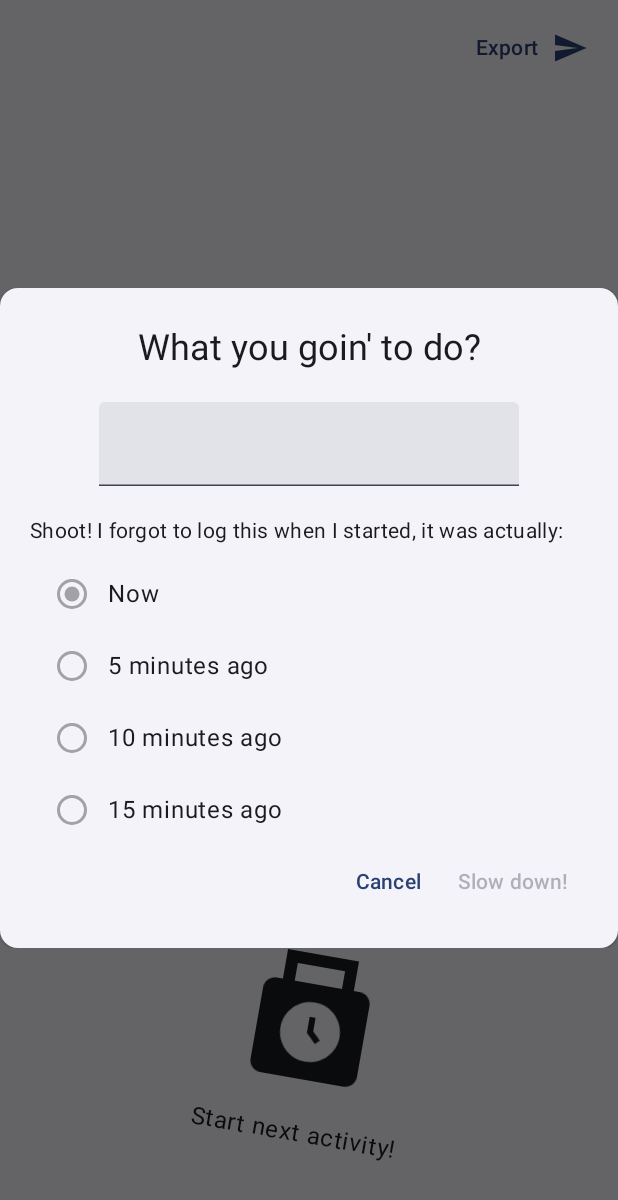
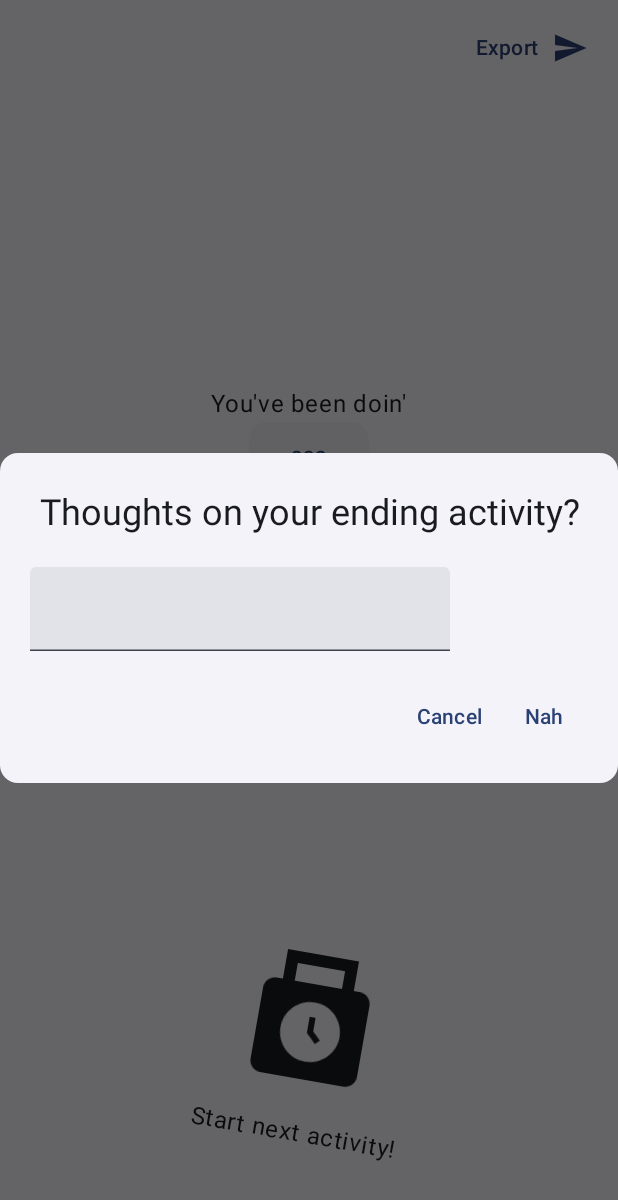
Before and after one commit to tanskudaa/whatdoin, an Android app built with Jetpack Compose: the screen it shows after launch (MainActivity), after a tap on "Start next activity", on a phone screen of 412 x 824 dp. Shown: the top 1200 px of the screen. Run offline under Robolectric (Android 15) with nearby library versions, the phone set to English and light mode, and no system bars; our stand-ins replace Room's generated code; 1 other tap on this screen came first.

Commit message:
Enabled user to input thoughts on ending activity

```diff
--- a/app/src/main/java/fi/tanskudaa/whatdoin/ui/HomeScreen.kt
+++ b/app/src/main/java/fi/tanskudaa/whatdoin/ui/HomeScreen.kt
@@ -269,19 +269,14 @@ fun NewActivityDialog(
             ) -> Unit,
     isOffsetAvailable: (OffsetMinutes) -> Boolean,
 ) {
-    val focusRequester = remember { FocusRequester() }
+    var isOnSecondPage by remember { mutableStateOf(false) }
     var postscriptInputValue by remember { mutableStateOf(TextFieldValue()) }
     var newDescriptionInputValue by remember { mutableStateOf(TextFieldValue()) }
     var offsetInputValue by remember { mutableStateOf(OffsetMinutes.ZERO) }
 
-    LaunchedEffect(Unit) {
-        focusRequester.requestFocus()
-    }
-
+    fun isUserTooFast() = !isOffsetAvailable(offsetInputValue)
     fun isFormValid() =
         isOffsetAvailable(offsetInputValue) && newDescriptionInputValue.text.length >= 3
-
-    fun isUserTooFast() = !isOffsetAvailable(offsetInputValue)
 
     fun onAccept() {
         onDismiss()
@@ -307,8 +302,47 @@ fun NewActivityDialog(
         }
     }
 
-    Dialog(onDismissRequest = onDismiss) {
-        ElevatedCard {
+    @Composable
+    fun Page1Body() {
+        Column {
+            Spacer(modifier = Modifier.height(24.dp))
+            Text(
+                text = "Thoughts on your ending activity?",
+                style = MaterialTheme.typography.headlineSmall,
+                textAlign = TextAlign.Center,
+                modifier = Modifier.fillMaxWidth(),
+            )
+            TextField(
+                value = postscriptInputValue,
+                singleLine = true,
+                onValueChange = { postscriptInputValue = it },
+                modifier = Modifier.padding(20.dp)
+            )
+            Row(
+                horizontalArrangement = Arrangement.End,
+                modifier = Modifier
+                    .fillMaxWidth()
+                    .padding(end = 20.dp, bottom = 20.dp)
+            ) {
+                TextButton(onClick = onDismiss) {
+                    Text("Cancel")
+                }
+                TextButton(
+                    onClick = { isOnSecondPage = true },
+                ) {
+                    Text(
+                        text = if (postscriptInputValue.text.length > 0)
+                            "Next"
+                        else
+                            "Nah"
+                    )
+                }
+            }
+        }
+    }
+
+    @Composable
+    fun Page2Body() {
         Column(
             horizontalAlignment = Alignment.CenterHorizontally,
         ) {
@@ -321,9 +355,7 @@ fun NewActivityDialog(
                 value = newDescriptionInputValue,
                 singleLine = true,
                 onValueChange = { newDescriptionInputValue = it },
-                    modifier = Modifier
-                        .focusRequester(focusRequester)
-                        .padding(20.dp)
+                modifier = Modifier.padding(20.dp)
             )
             Text(
                 text = "Shoot! I forgot to log this when I started, it was actually:",
@@ -336,7 +368,8 @@ fun NewActivityDialog(
                 modifier = Modifier
                     .fillMaxWidth()
                     .padding(horizontal = 24.dp),
-                    horizontalAlignment = Alignment.Start)
+                horizontalAlignment = Alignment.Start
+            )
             {
                 OffsetRadioWithLabel(
                     text = "Now",
@@ -361,8 +394,8 @@ fun NewActivityDialog(
                     .fillMaxWidth()
                     .padding(end = 20.dp, bottom = 20.dp)
             ) {
-                    TextButton(onClick = onDismiss) {
-                        Text("Cancel")
+                TextButton(onClick = { isOnSecondPage = false }) {
+                    Text("Back")
                 }
                 TextButton(
                     onClick = { onAccept() },
@@ -376,6 +409,14 @@ fun NewActivityDialog(
                     )
                 }
             }
+        }
+    }
+
+    Dialog(onDismissRequest = onDismiss) {
+        ElevatedCard {
+            when (isOnSecondPage) {
+                false -> Page1Body()
+                true -> Page2Body()
             }
         }
     }
--- a/app/src/main/java/fi/tanskudaa/whatdoin/ui/HomeViewModel.kt
+++ b/app/src/main/java/fi/tanskudaa/whatdoin/ui/HomeViewModel.kt
@@ -70,7 +70,7 @@ class HomeViewModel(private val activityRepository: ActivityRepository) : ViewMo
             val f = File(target, "whatdoin_export_$exportTimeFormatted.csv")
 
             val writer = BufferedWriter(f.writer(charset = Charsets.UTF_8))
-            writer.write("\"Started at\",Activity,Duration")
+            writer.write("\"Started at\",Activity,Duration,\"Thoughts afterwards\"")
             writer.newLine()
 
             allActivities.forEachIndexed { index, activity ->
@@ -85,9 +85,12 @@ class HomeViewModel(private val activityRepository: ActivityRepository) : ViewMo
                     activity.startTime/1000, 0, OffsetDateTime.now().offset
                 ).format(DateTimeFormatter.ISO_DATE_TIME)
 
-                val sanitizedDescription = activity.description.replace("\"", "\"\"")
+                fun String.sanitizeForCSVWrite() = this.replace("\"", "\"\"")
 
-                writer.write("$startTimeFormatted,\"$sanitizedDescription\",\"$durationFormatted\"")
+                val sanitizedDescription = activity.description.sanitizeForCSVWrite()
+                val sanitizedPostscript = activity.postscript.sanitizeForCSVWrite()
+
+                writer.write("$startTimeFormatted,\"$sanitizedDescription\",\"$durationFormatted\",\"$sanitizedPostscript\"")
                 writer.newLine()
             }
 
```
Lines whose indentation alone changed are shown as unchanged.
